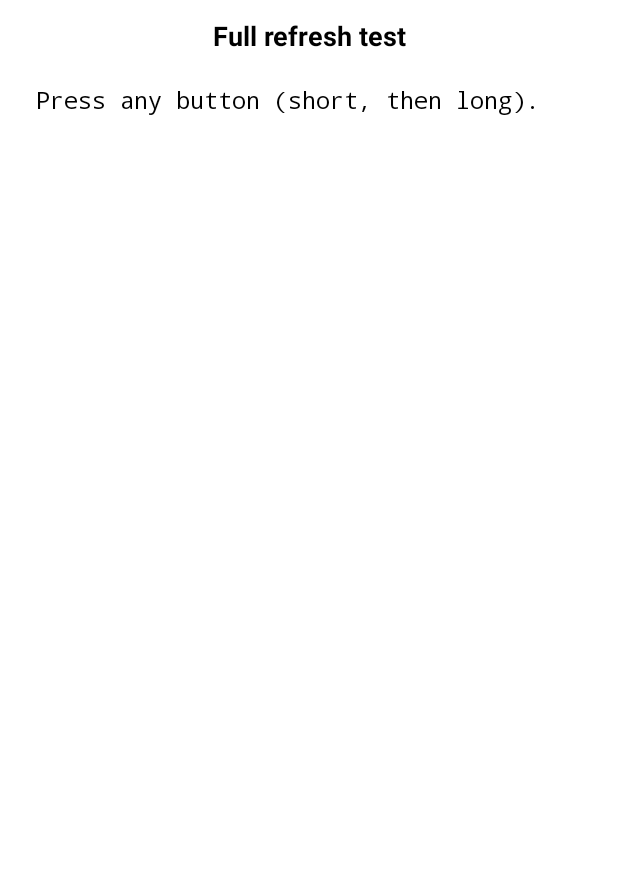
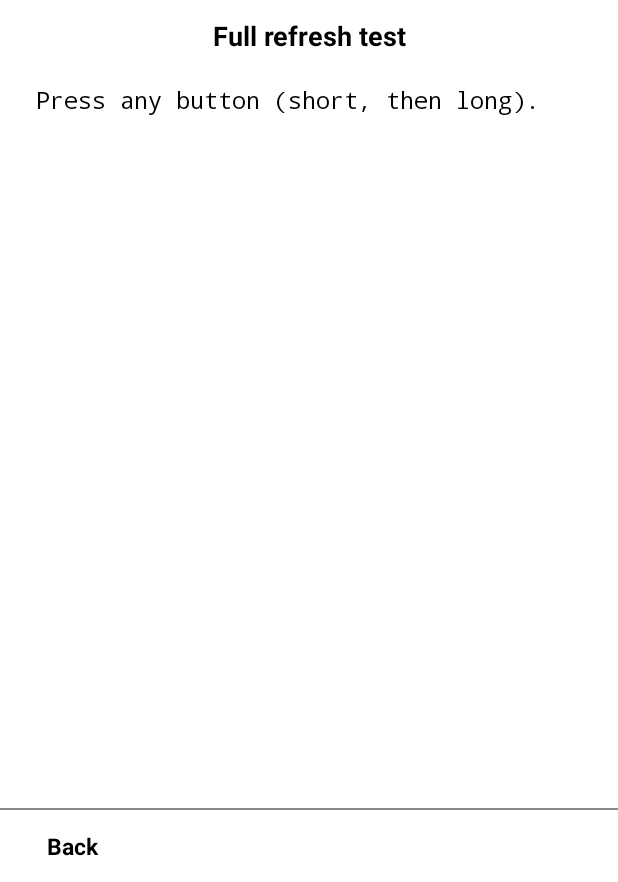
Before and after one commit to kxrz/readmeclub-android11, an Android app: the DiagnosticActivity screen opened directly, with no data from a screen before it, on a phone screen of 412 x 824 dp, the part 354-1236 px from its top. Run offline under Robolectric (Android 15) with nearby library versions, the phone set to English and light mode, and no system bars; pictures from the network do not load.

Commit message:
Always show a bottom bar in the reader and on the diagnostic screen
Readers without a hardware button (Supernote, most Android e-readers) had
no visible way to open the reader menu or to leave the diagnostic screen.
The reader footer becomes Back · page and time left · Menu.

Co-Authored-By: Claude Opus 5.5 <noreply@anthropic.com>
Claude-Session: https://claude.ai/code/session_01NahMdMMN1bA7BfPHUw7nqh

```diff
--- a/app/src/main/java/club/readme/android/DiagnosticActivity.kt
+++ b/app/src/main/java/club/readme/android/DiagnosticActivity.kt
@@ -36,6 +36,7 @@ class DiagnosticActivity : Activity() {
 
         val flash = findViewById<View>(R.id.flash)
         findViewById<View>(R.id.refresh_test).setOnClickListener { FullRefresh.flash(flash, force = true) }
+        findViewById<View>(R.id.back).setOnClickListener { finish() }
     }
 
     override fun dispatchKeyEvent(event: KeyEvent): Boolean {
--- a/app/src/main/java/club/readme/android/reader/ReaderActivity.kt
+++ b/app/src/main/java/club/readme/android/reader/ReaderActivity.kt
@@ -24,7 +24,9 @@ import club.readme.android.eink.PageKeys
 
 /**
  * Paginated reader. Button or right third = next page, left third = previous,
- * middle tap or long button press = menu (contents for guides, open on your phone, back).
+ * middle tap, long button press or Menu in the bottom bar = menu (contents for guides, open
+ * on your phone, back). The bottom bar (Back, page, Menu) is always shown: many readers have
+ * no hardware button.
  * Tapping a link to another article opens it here; there are no external links (the S4
  * has no browser). Reading resumes where it stopped, and the footer shows the time left.
  */
@@ -74,6 +76,8 @@ class ReaderActivity : Activity() {
             true
         }
         findViewById<View>(R.id.back).setOnClickListener { finish() }
+        findViewById<View>(R.id.bar_back).setOnClickListener { finish() }
+        findViewById<View>(R.id.bar_menu).setOnClickListener { toggleMenu() }
         findViewById<View>(R.id.open_contents).setOnClickListener { showContents() }
         findViewById<View>(R.id.open_qr).setOnClickListener { showQr() }
         qr.setOnClickListener { qr.visibility = View.GONE }
--- a/app/src/main/res/layout/diagnostic.xml
+++ b/app/src/main/res/layout/diagnostic.xml
@@ -6,6 +6,12 @@
     <LinearLayout
         android:layout_width="match_parent"
         android:layout_height="match_parent"
+        android:orientation="vertical">
+
+        <LinearLayout
+            android:layout_width="match_parent"
+            android:layout_height="0dp"
+            android:layout_weight="1"
             android:orientation="vertical"
             android:padding="24dp">
 
@@ -19,6 +25,17 @@
                 android:fontFamily="monospace" android:text="@string/press_button" />
         </LinearLayout>
 
+        <View style="@style/Divider" />
+
+        <LinearLayout
+            android:layout_width="match_parent"
+            android:layout_height="48dp"
+            android:orientation="horizontal">
+
+            <TextView android:id="@+id/back" style="@style/PagerButton" android:text="@string/back" />
+        </LinearLayout>
+    </LinearLayout>
+
     <!-- Full-screen flash for the refresh test; hidden otherwise. -->
     <View
         android:id="@+id/flash"
--- a/app/src/main/res/values/strings.xml
+++ b/app/src/main/res/values/strings.xml
@@ -20,6 +20,7 @@
     <string name="previous">‹ Prev</string>
     <string name="next">Next ›</string>
     <string name="back">Back</string>
+    <string name="menu">Menu</string>
     <string name="link_not_saved">This article isn\'t saved on the device yet.</string>
     <string name="news_empty">No saved news yet.\nTap the status line above once online.</string>
     <string name="offline_saved">Offline — saved content · Retry</string>
```
Also changed, not shown: app/src/main/res/layout/reader.xml (+20 -6 lines), 1 other file. Lines whose indentation alone changed are shown as unchanged.
